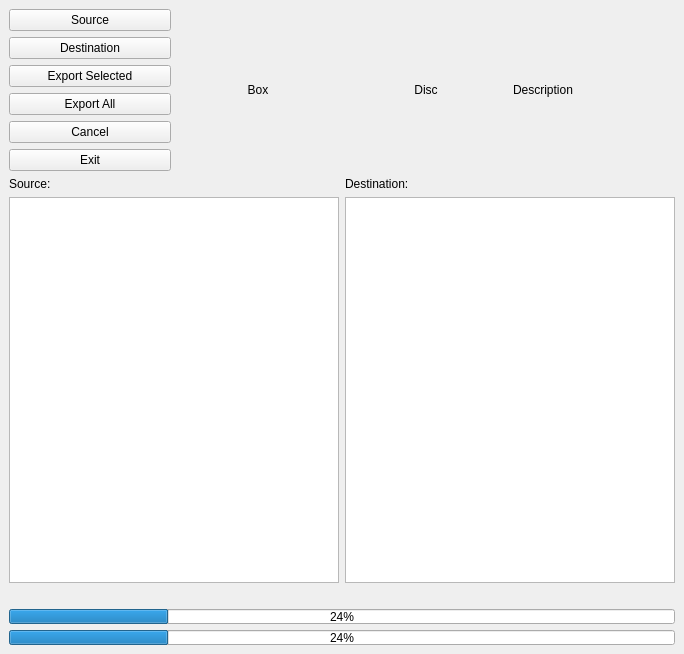
This is dev/GCWiiManager.ui in julcap/GCWiiManager as Qt 5 draws it before an edit. The edited form follows.
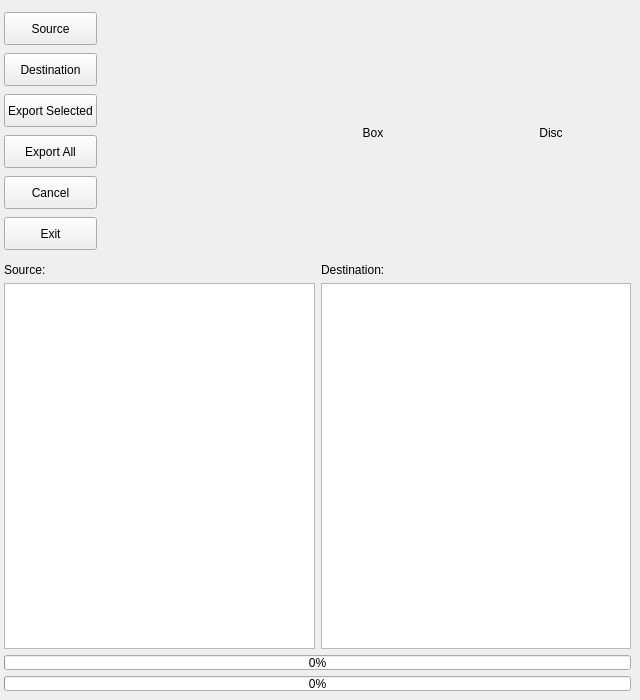
This is the edited form.

```diff
--- a/dev/GCWiiManager.ui
+++ b/dev/GCWiiManager.ui
@@ -6,23 +6,44 @@
    <rect>
     <x>0</x>
     <y>0</y>
-    <width>684</width>
-    <height>654</height>
+    <width>640</width>
+    <height>700</height>
    </rect>
   </property>
+  <property name="minimumSize">
+   <size>
+    <width>640</width>
+    <height>700</height>
+   </size>
+  </property>
   <property name="windowTitle">
    <string>MainWindow</string>
   </property>
   <widget class="QWidget" name="centralwidget">
    <layout class="QVBoxLayout" name="verticalLayout_2">
+    <property name="leftMargin">
+     <number>4</number>
+    </property>
     <item>
      <layout class="QVBoxLayout" name="verticalLayout">
       <item>
        <layout class="QHBoxLayout" name="horizontalLayout">
+        <property name="spacing">
+         <number>10</number>
+        </property>
         <item>
          <layout class="QVBoxLayout" name="verticalLayout_3">
+          <property name="spacing">
+           <number>5</number>
+          </property>
           <item>
            <widget class="QPushButton" name="source_btn">
+            <property name="maximumSize">
+             <size>
+              <width>200</width>
+              <height>33</height>
+             </size>
+            </property>
             <property name="text">
              <string>Source</string>
             </property>
@@ -30,6 +51,12 @@
           </item>
           <item>
            <widget class="QPushButton" name="destination_btn">
+            <property name="maximumSize">
+             <size>
+              <width>200</width>
+              <height>33</height>
+             </size>
+            </property>
             <property name="text">
              <string>Destination</string>
             </property>
@@ -37,6 +64,12 @@
           </item>
           <item>
            <widget class="QPushButton" name="exportSelected_btn">
+            <property name="maximumSize">
+             <size>
+              <width>200</width>
+              <height>33</height>
+             </size>
+            </property>
             <property name="text">
              <string>Export Selected</string>
             </property>
@@ -44,6 +77,12 @@
           </item>
           <item>
            <widget class="QPushButton" name="export_btn">
+            <property name="maximumSize">
+             <size>
+              <width>200</width>
+              <height>33</height>
+             </size>
+            </property>
             <property name="text">
              <string>Export All</string>
             </property>
@@ -51,6 +90,15 @@
           </item>
           <item>
            <widget class="QPushButton" name="cancel_btn">
+            <property name="maximumSize">
+             <size>
+              <width>200</width>
+              <height>33</height>
+             </size>
+            </property>
+            <property name="autoFillBackground">
+             <bool>false</bool>
+            </property>
             <property name="text">
              <string>Cancel</string>
             </property>
@@ -58,6 +106,12 @@
           </item>
           <item>
            <widget class="QPushButton" name="exit_btn">
+            <property name="maximumSize">
+             <size>
+              <width>200</width>
+              <height>33</height>
+             </size>
+            </property>
             <property name="text">
              <string>Exit</string>
             </property>
@@ -66,7 +120,35 @@
          </layout>
         </item>
         <item>
-         <widget class="QLabel" name="label_boxArtWork">
+         <spacer name="horizontalSpacer">
+          <property name="orientation">
+           <enum>Qt::Horizontal</enum>
+          </property>
+          <property name="sizeType">
+           <enum>QSizePolicy::MinimumExpanding</enum>
+          </property>
+          <property name="sizeHint" stdset="0">
+           <size>
+            <width>0</width>
+            <height>0</height>
+           </size>
+          </property>
+         </spacer>
+        </item>
+        <item>
+         <widget class="QLabel" name="label_box">
+          <property name="minimumSize">
+           <size>
+            <width>176</width>
+            <height>248</height>
+           </size>
+          </property>
+          <property name="maximumSize">
+           <size>
+            <width>176</width>
+            <height>248</height>
+           </size>
+          </property>
           <property name="text">
            <string>Box</string>
           </property>
@@ -76,7 +158,19 @@
          </widget>
         </item>
         <item>
-         <widget class="QLabel" name="label_dicArtWork">
+         <widget class="QLabel" name="label_disc">
+          <property name="minimumSize">
+           <size>
+            <width>160</width>
+            <height>160</height>
+           </size>
+          </property>
+          <property name="maximumSize">
+           <size>
+            <width>160</width>
+            <height>160</height>
+           </size>
+          </property>
           <property name="text">
            <string>Disc</string>
           </property>
@@ -85,13 +179,6 @@
           </property>
          </widget>
         </item>
-        <item>
-         <widget class="QLabel" name="label_description">
-          <property name="text">
-           <string>Description</string>
-          </property>
-         </widget>
-        </item>
        </layout>
       </item>
       <item>
@@ -146,13 +233,6 @@
     </item>
     <item>
      <layout class="QVBoxLayout" name="verticalLayout_4">
-      <item>
-       <widget class="QLabel" name="label_status">
-        <property name="text">
-         <string/>
-        </property>
-       </widget>
-      </item>
       <item>
        <widget class="QProgressBar" name="progressBar_destination">
         <property name="maximumSize">
@@ -162,7 +242,7 @@
          </size>
         </property>
         <property name="value">
-         <number>24</number>
+         <number>0</number>
         </property>
        </widget>
       </item>
@@ -175,7 +255,7 @@
          </size>
         </property>
         <property name="value">
-         <number>24</number>
+         <number>0</number>
         </property>
        </widget>
       </item>
```
Left out of the diff: 2 changed lines with no effect on the pictures.
